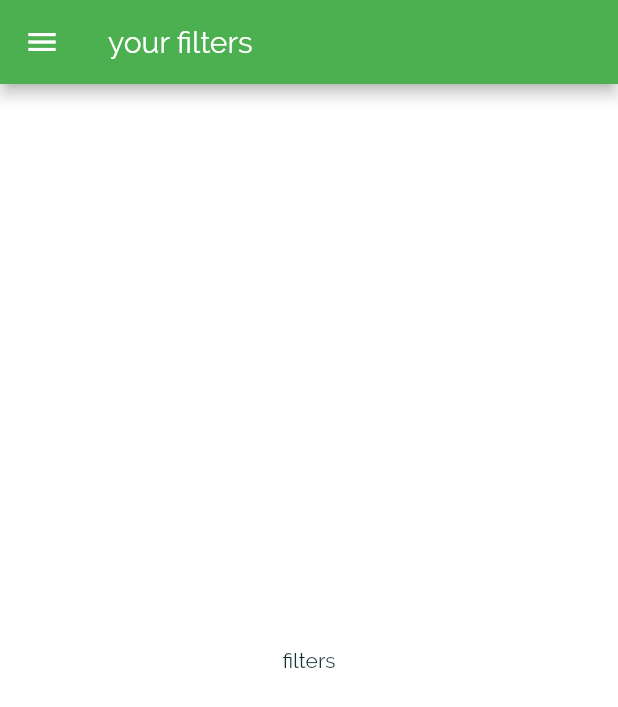
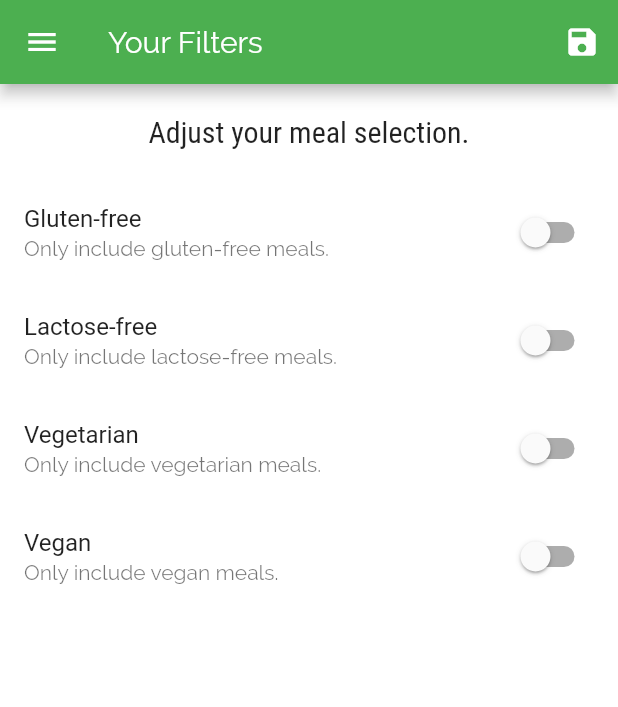
Before and after one commit to rocksolid911/meal_app, a Flutter app: the FilterScreen screen opened by its route, on a phone screen of 412 x 824 dp. Shown: the top 707 px of the screen. Run offline on Flutter 3.47's test engine with Material 2 defaults, Android fonts, the phone set to English and light mode, and no system bars.

Commit message:
filter logic and filterscreen added,

```diff
--- a/lib/main.dart
+++ b/lib/main.dart
@@ -1,12 +1,50 @@
 import 'package:flutter/material.dart';
+import 'dummy_data .dart';
+import 'models/meal.dart';
 import 'screens/category_screen.dart';
 import 'screens/category_meals_screen.dart';
 import 'screens/meal_details_screen.dart';
 import 'screens/tabs_screen.dart';
 import 'screens/filters_Screen.dart';
+
 void main() => runApp(MyApp());
 
-class MyApp extends StatelessWidget {
+class MyApp extends StatefulWidget {
+  @override
+  _MyAppState createState() => _MyAppState();
+}
+
+class _MyAppState extends State<MyApp> {
+  Map<String, bool> _filters = {
+    'gluten': false,
+    'lactose': false,
+    'vegan': false,
+    'vegetarian': false,
+  };
+  List<Meal> _availableMeals = DUMMY_MEALS;
+  List<Meal> _favoriteMeals = [];
+
+  void _setFilters(Map<String, bool> filterData) {
+    setState(() {
+      _filters = filterData;
+
+      _availableMeals = DUMMY_MEALS.where((meal) {
+        if (_filters['gluten'] && !meal.isGlutenFree) {
+          return false;
+        }
+        if (_filters['lactose'] && !meal.isLactoseFree) {
+          return false;
+        }
+        if (_filters['vegan'] && !meal.isVegan) {
+          return false;
+        }
+        if (_filters['vegetarian'] && !meal.isVegetarian) {
+          return false;
+        }
+        return true;
+      }).toList();
+    });
+  }
   @override
   Widget build(BuildContext context) {
     return MaterialApp(
@@ -38,9 +76,9 @@ class MyApp extends StatelessWidget {
         //'/' represent the home page of application so if we use tab
         //then tabscreen must be that home page and remember
         //to remove scafold from those page as it brings its own to the page
-        CategoryMealsScreen.routeName: (ctx) => CategoryMealsScreen(),
+        CategoryMealsScreen.routeName: (ctx) => CategoryMealsScreen(_availableMeals),
         MealDetails.routeName: (ctx) => MealDetails(),
-        FilterScreen.routeName:(ctx) => FilterScreen(),
+        FilterScreen.routeName:(ctx) => FilterScreen(_filters, _setFilters),
       },
     );
   }
--- a/lib/screens/filters_Screen.dart
+++ b/lib/screens/filters_Screen.dart
@@ -1,17 +1,135 @@
 import 'package:flutter/material.dart';
-import 'package:meal_app/widgets/main_drawer.dart';
 
-class FilterScreen extends StatelessWidget {
+import '../widgets/main_drawer.dart';
+
+class FilterScreen extends StatefulWidget {
   static const routeName = '/filters';
+
+  final Function saveFilters;
+  final Map<String, bool> currentFilters;
+
+  FilterScreen(this.currentFilters, this.saveFilters);
+
+  @override
+  _FiltersScreenState createState() => _FiltersScreenState();
+}
+
+class _FiltersScreenState extends State<FilterScreen> {
+  bool _glutenFree = false;
+  bool _vegetarian = false;
+  bool _vegan = false;
+  bool _lactoseFree = false;
+
+  @override
+  initState() {
+    _glutenFree = widget.currentFilters['gluten'];
+    _lactoseFree = widget.currentFilters['lactose'];
+    _vegetarian = widget.currentFilters['vegetarian'];
+    _vegan = widget.currentFilters['vegan'];
+    super.initState();
+  }
+
+  Widget _buildSwitchListTile(
+      String title,
+      String description,
+      bool currentValue,
+      Function updateValue,
+      ) {
+    return SwitchListTile(
+      title: Text(title),
+      value: currentValue,
+      subtitle: Text(
+        description,
+      ),
+      onChanged: updateValue,
+    );
+  }
+
   @override
   Widget build(BuildContext context) {
     return Scaffold(
       appBar: AppBar(
-        title: Text('your filters'),
+        title: Text('Your Filters'),
+        actions: <Widget>[
+          IconButton(
+            icon: Icon(Icons.save),
+            onPressed: () {
+              final selectedFilters = {
+                'gluten': _glutenFree,
+                'lactose': _lactoseFree,
+                'vegan': _vegan,
+                'vegetarian': _vegetarian,
+              };
+              widget.saveFilters(selectedFilters);
+            },
+          )
+        ],
       ),
       drawer: MainDrawer(),
-      body: Center(
-        child: Text('filters'),
+      body: Column(
+        children: <Widget>[
+          Container(
+            padding: EdgeInsets.all(20),
+            child: Text(
+              'Adjust your meal selection.',
+              style: Theme.of(context).textTheme.title,
+            ),
+          ),
+          Expanded(
+            child: ListView(
+              children: <Widget>[
+                _buildSwitchListTile(
+                  'Gluten-free',
+                  'Only include gluten-free meals.',
+                  _glutenFree,
+                      (newValue) {
+                    setState(
+                          () {
+                        _glutenFree = newValue;
+                      },
+                    );
+                  },
+                ),
+                _buildSwitchListTile(
+                  'Lactose-free',
+                  'Only include lactose-free meals.',
+                  _lactoseFree,
+                      (newValue) {
+                    setState(
+                          () {
+                        _lactoseFree = newValue;
+                      },
+                    );
+                  },
+                ),
+                _buildSwitchListTile(
+                  'Vegetarian',
+                  'Only include vegetarian meals.',
+                  _vegetarian,
+                      (newValue) {
+                    setState(
+                          () {
+                        _vegetarian = newValue;
+                      },
+                    );
+                  },
+                ),
+                _buildSwitchListTile(
+                  'Vegan',
+                  'Only include vegan meals.',
+                  _vegan,
+                      (newValue) {
+                    setState(
+                          () {
+                        _vegan = newValue;
+                      },
+                    );
+                  },
+                )
+              ],
+            ),
+          ),
+        ],
       ),
     );
   }
```
Also changed, not shown: lib/screens/category_meals_screen.dart (+50 -16 lines), lib/screens/meal_details_screen.dart (+8 -0 lines), lib/screens/tabs_screen.dart (+14 -10 lines), lib/widgets/meal_item.dart (+31 -13 lines).
